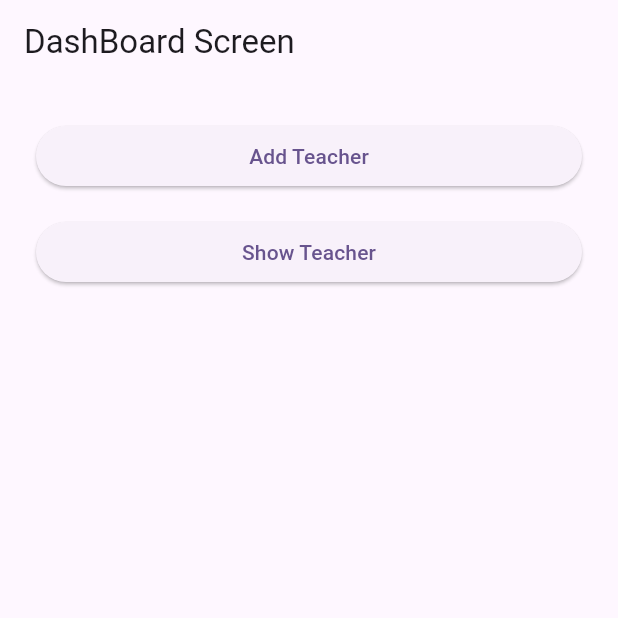
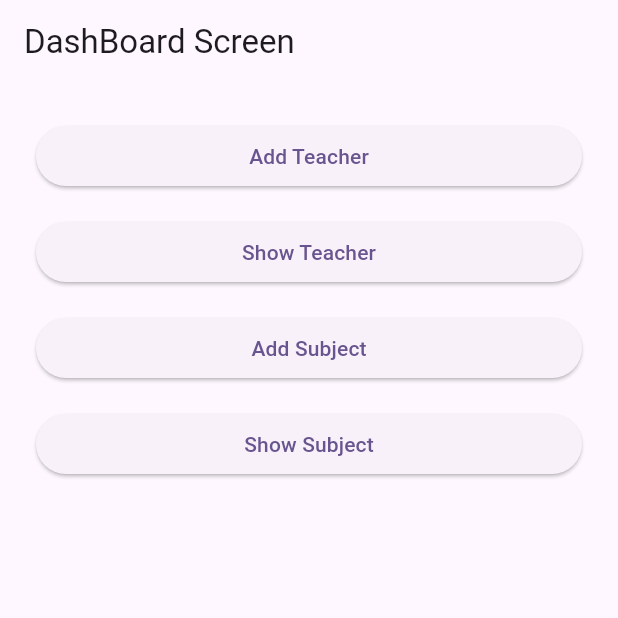
Before and after one commit to naveensirsi97/school_app, a Flutter app: the screen it shows after launch, on a phone screen of 412 x 824 dp, the top half of it. Run offline on Flutter 3.47's test engine with Material 2 defaults, Android fonts, the phone set to English and light mode, and no system bars; our stand-ins replace sqflite; accounts and stored records are empty.

Commit message:
create Screen

```diff
--- a/lib/dashboard/ui/dashboard_screen.dart
+++ b/lib/dashboard/ui/dashboard_screen.dart
@@ -35,11 +35,33 @@ class _DashBoardScreenState extends State<DashBoardScreen> {
               SizedBox(
                 width: MediaQuery.of(context).size.width,
                 child: ElevatedButton(
-                    onPressed: () {
-                      Navigator.pushNamed(context, ScreenName.showTeacherScreen);
-                    },
-                    child: const Text('Show Teacher')),
+                  onPressed: () {
+                    Navigator.pushNamed(context, ScreenName.showTeacherScreen);
+                  },
+                  child: const Text('Show Teacher'),
+                ),
               ),
+              const SizedBox(height: 16,),
+              SizedBox(
+                width: MediaQuery.of(context).size.width,
+                child: ElevatedButton(
+                  onPressed: () {
+                    Navigator.pushNamed(context, ScreenName.addSubjectScreen);
+                  },
+                  child: const Text('Add Subject'),
+                ),
+              ),
+              const SizedBox(height: 16,),
+              SizedBox(
+                width: MediaQuery.of(context).size.width,
+                child: ElevatedButton(
+                  onPressed: () {
+                    Navigator.pushNamed(context, ScreenName.showSubjectScreen);
+                  },
+                  child: const Text('Show Subject'),
+                ),
+              ),
+              const SizedBox(height: 16,),
             ],
           ),
         ),
--- a/lib/shared/route_map.dart
+++ b/lib/shared/route_map.dart
@@ -1,7 +1,11 @@
+
+
 import 'package:flutter/cupertino.dart';
 import 'package:school_app/dashboard/ui/dashboard_screen.dart';
 import 'package:school_app/student/ui/add_student_screen.dart';
 import 'package:school_app/student/ui/show_student_screen.dart';
+import 'package:school_app/teacher/subject/ui/add_subject_screen.dart';
+import 'package:school_app/teacher/subject/ui/show_subject_screen.dart';
 import 'package:school_app/teacher/ui/add_teacher_screen.dart';
 import 'package:school_app/teacher/ui/show_teacher_screen.dart';
 
@@ -20,7 +24,14 @@ Map<String, WidgetBuilder> routeMap = {
   },
   ScreenName.showStudentScreen: (context) {
     return const ShowStudentScreen();
+  },
+  ScreenName.addSubjectScreen:(context){
+    return  const AddSubjectScreen();
+  },
+  ScreenName.showSubjectScreen:(context){
+    return const ShowSubjectScreen();
   }
+
 };
 
 class ScreenName {
@@ -29,4 +40,6 @@ class ScreenName {
   static const String showTeacherScreen = "ShowTeacherScreen";
   static const String addStudentScreen = "AddStudentScreen";
   static const String showStudentScreen = "ShowStudentScreen";
+  static const String addSubjectScreen = "AddSubjectScreen";
+  static const String showSubjectScreen = "ShowSubjectScreen";
 }
--- a/lib/teacher/subject/model/subject_model.dart
+++ b/lib/teacher/subject/model/subject_model.dart
@@ -17,7 +17,7 @@ class Subject {
   static Subject fromMap(Map<String, dynamic> map) {
     return Subject(
       subjectId: map['SubjectId'],
-      subjectName: map['SubjectNae'],
+      subjectName: map['SubjectName'],
     );
   }
 }
--- a/lib/teacher/subject/ui/add_subject_screen.dart
+++ b/lib/teacher/subject/ui/add_subject_screen.dart
@@ -27,7 +27,7 @@ class _AddSubjectScreenState extends State<AddSubjectScreen> {
         title: const Text(''),
       ),
       body: Padding(
-        padding: EdgeInsets.all(8),
+        padding: const EdgeInsets.all(8),
         child: Column(
           children: [
             TextField(
```
